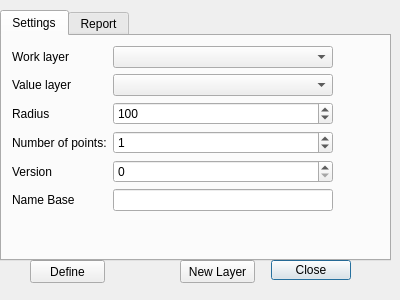
Qt form Arraymaker_dialog_base.ui (sickel/Arraymaker) before a commit.
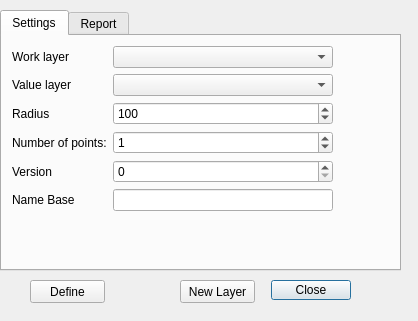
The same form after that commit. The open tabs and pages were chosen to show the change. Custom widgets are drawn as their Qt base class.

Diff of the .ui file:
```diff
--- a/Arraymaker_dialog_base.ui
+++ b/Arraymaker_dialog_base.ui
@@ -6,8 +6,8 @@
    <rect>
     <x>0</x>
     <y>0</y>
-    <width>400</width>
-    <height>300</height>
+    <width>418</width>
+    <height>321</height>
    </rect>
   </property>
   <property name="windowTitle">
@@ -17,7 +17,7 @@
    <property name="geometry">
     <rect>
      <x>10</x>
-     <y>260</y>
+     <y>280</y>
      <width>341</width>
      <height>20</height>
     </rect>
@@ -36,7 +36,7 @@
    <property name="geometry">
     <rect>
      <x>30</x>
-     <y>260</y>
+     <y>280</y>
      <width>75</width>
      <height>23</height>
     </rect>
@@ -49,7 +49,7 @@
    <property name="geometry">
     <rect>
      <x>180</x>
-     <y>260</y>
+     <y>280</y>
      <width>75</width>
      <height>23</height>
     </rect>
@@ -63,8 +63,8 @@
     <rect>
      <x>0</x>
      <y>10</y>
-     <width>391</width>
-     <height>251</height>
+     <width>401</width>
+     <height>261</height>
     </rect>
    </property>
    <property name="currentIndex">
@@ -80,7 +80,7 @@
        <x>10</x>
        <y>10</y>
        <width>321</width>
-       <height>204</height>
+       <height>224</height>
       </rect>
      </property>
      <layout class="QFormLayout" name="formLayout">
```
Left out of the diff: 2 changed lines with no effect on the pictures.
